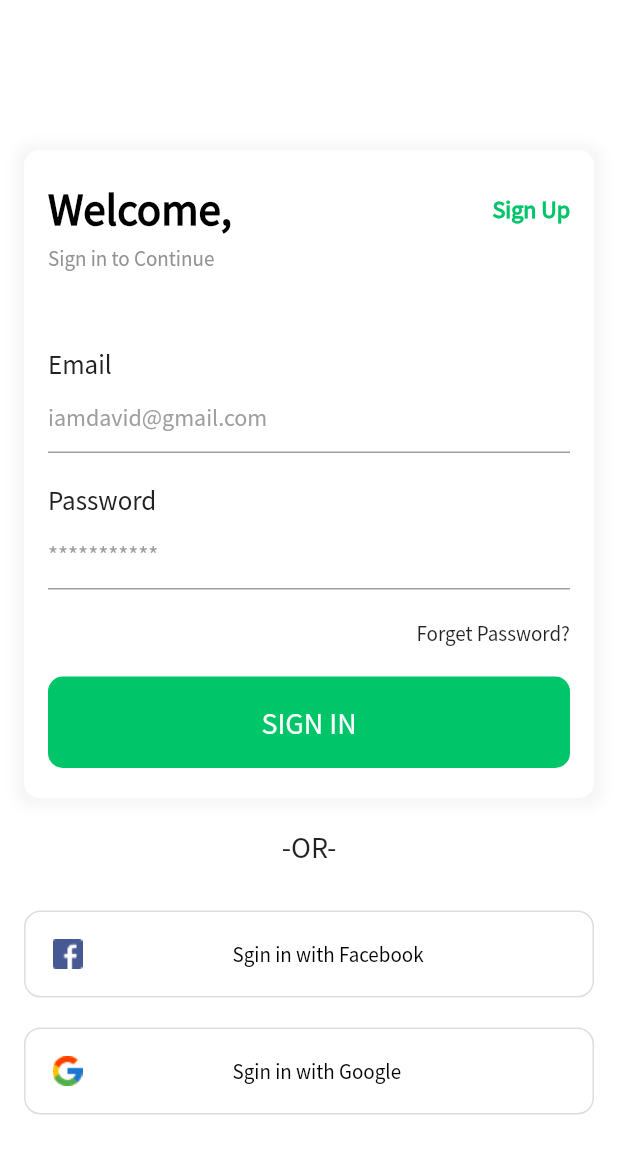
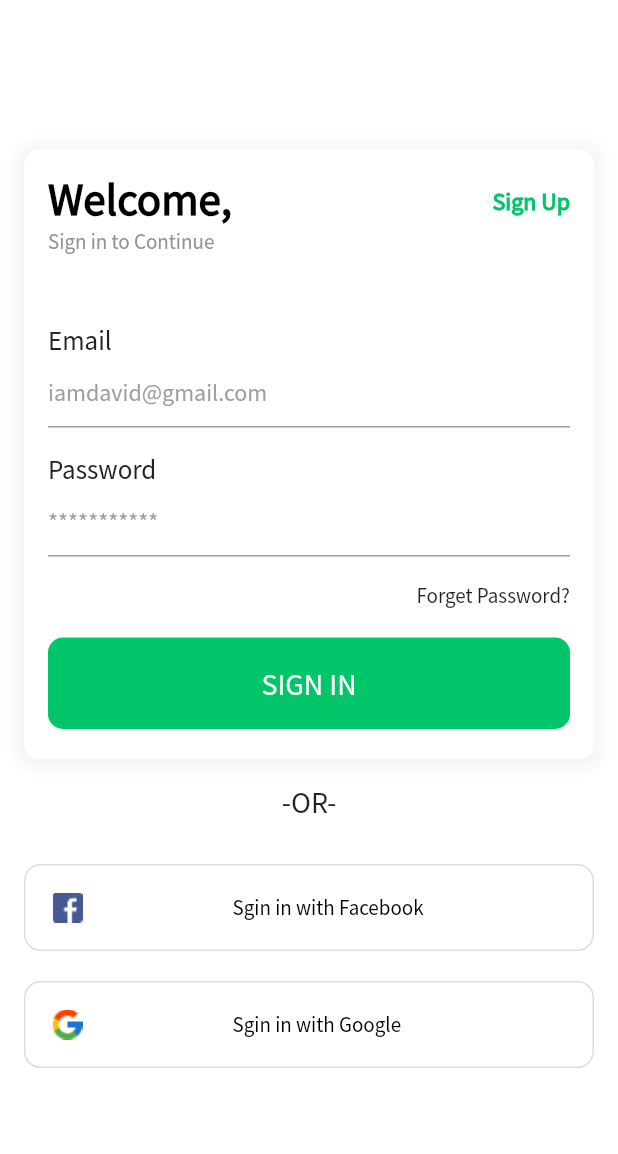
Before and after one commit to MuradAbed1000/shop, a Flutter app: the screen it shows after launch, on a phone screen of 412 x 824 dp. Shown: the top 1154 px of the screen. Run offline on Flutter 3.47's test engine with Material 2 defaults, Android fonts, the phone set to English and light mode, and no system bars; our stand-ins replace cloud_firestore, firebase_auth, firebase_core, get, google_sign_in; missing offline and left inert: flutter_facebook_auth; accounts and stored records are empty.

```diff
--- a/lib/model/porduct_model.dart
+++ b/lib/model/porduct_model.dart
@@ -2,7 +2,8 @@ import 'package:ecommerceend/helper/extenstion.dart';
 import 'package:flutter/cupertino.dart';
 
 class ProductModel {
-  var name, image, descripation, color, sized, price;
+  var name, image, descripation, sized, price;
+  Color? color;
   ProductModel(
       {this.name,
       this.image,
@@ -18,7 +19,7 @@ class ProductModel {
     name = map['name'];
     image = map['image'];
     descripation = map['descripation'];
-    color = map['color'];
+    color = HexColor.fromHex(map['color']);
     sized = map['sized'];
     price = map['price'];
   }
--- a/lib/view/widget/custom_text.dart
+++ b/lib/view/widget/custom_text.dart
@@ -10,6 +10,7 @@ class CustomText extends StatelessWidget {
   final GestureTapCallback? onTap;
   final TextOverflow? overflow;
   final int? maxLine;
+  final double? spaceLine;
   CustomText({
     Key? key,
     this.text,
@@ -19,7 +20,9 @@ class CustomText extends StatelessWidget {
     this.fontWeight,
     this.onTap,
     this.height,
-    this.overflow = TextOverflow.clip, this.maxLine,
+    this.overflow = TextOverflow.clip,
+    this.maxLine,
+   this.spaceLine=1,
   }) : super(key: key);
 
   @override
@@ -32,7 +35,11 @@ class CustomText extends StatelessWidget {
         child: Text(
           text!,
           style: TextStyle(
-              fontWeight: fontWeight, fontSize: fontsize, color: color),
+
+              height:spaceLine,
+              fontWeight: fontWeight,
+              fontSize: fontsize,
+              color: color),
           overflow: overflow,
           maxLines: maxLine,
         ),
```
Also changed, not shown: lib/view/Home/details_view.dart (+65 -97 lines), lib/view/Home/home_view.dart (+18 -14 lines).
